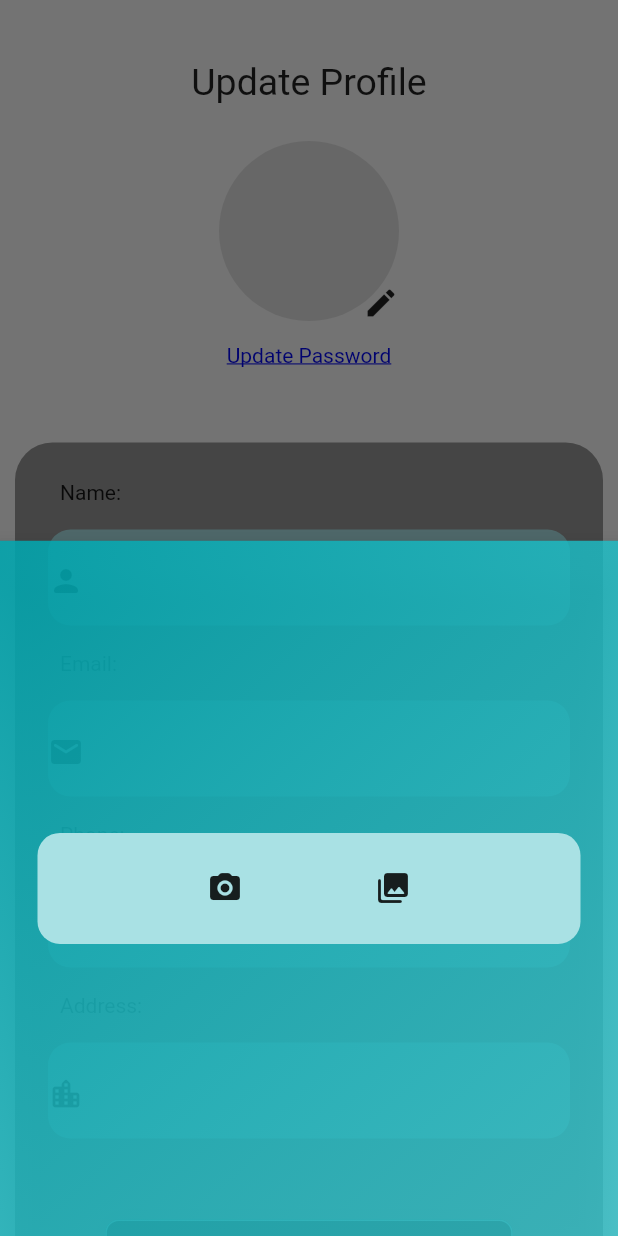
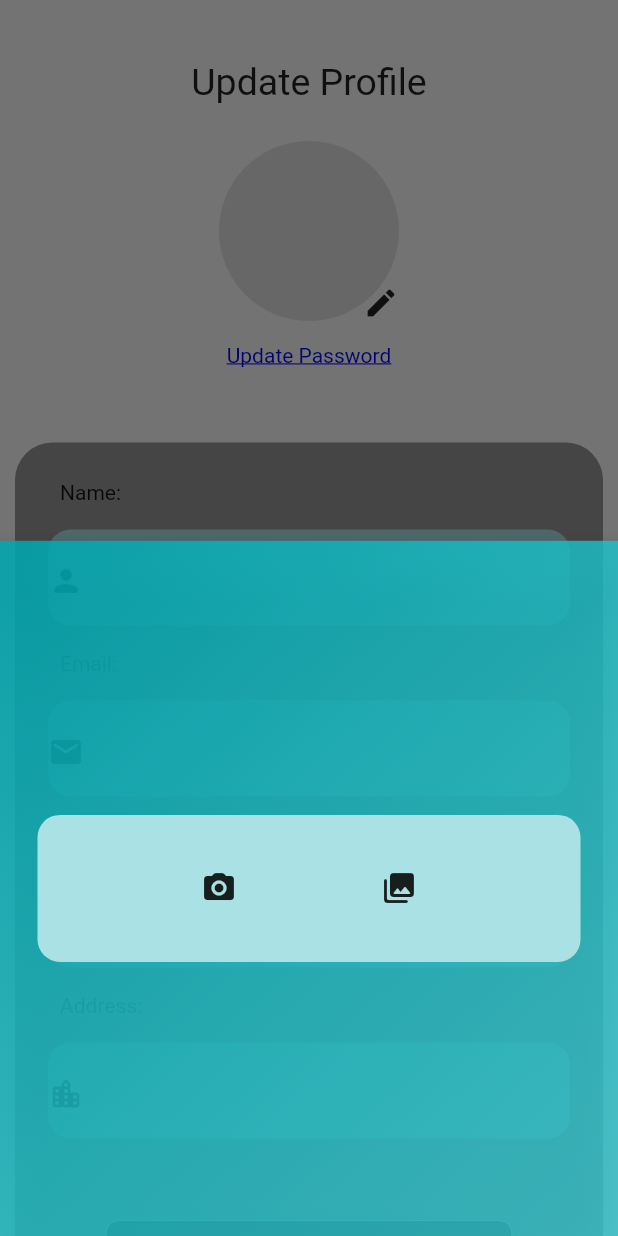
Before and after one commit to Ahmedriyadh19/SARS, a Flutter app: the Settingscontainer widget shown alone on an empty page, opened directly with empty values, after a tap on the "edit" icon, on a phone screen of 412 x 824 dp. Run offline on Flutter 3.47's test engine with Material 2 defaults, Android fonts, the phone set to English and light mode, and no system bars; our stand-ins replace cloud_firestore, firebase_auth, firebase_core, firebase_storage, flutter_spinkit, image_picker and 1 more; missing offline and left inert: profanity_filter, reviews_slider, video_viewer; accounts and stored records are empty; network calls fail.

Commit message:
Update v45.2

```diff
--- a/lib/Control/Services/database_services.dart
+++ b/lib/Control/Services/database_services.dart
@@ -8,6 +8,7 @@ import 'package:uuid/uuid.dart';
 
 class DatabaseFeatures {
   String? uidUser;
+  String urlImage = '';
 
   final database_firestore.FirebaseFirestore _databaseCollection =
       database_firestore.FirebaseFirestore.instance;
@@ -31,16 +32,23 @@ class DatabaseFeatures {
 
   Future<List<String>> uploadFiles(List<File> _attachmentsTicket) async {
     List<String> imageUrls = await Future.wait(
-        _attachmentsTicket.map((_attachment) => uploadFile(_attachment)));
+        _attachmentsTicket.map((_attachment) => uploadFile(_attachment, 0)));
     return imageUrls;
   }
 
-  Future<String> uploadFile(File _attachment) async {
+  Future<String> uploadFile(File _attachment, int op) async {
     String shortenPath = _attachment.path.split('com.services.sars/cache')[1];
     dynamic storageReference;
     if (shortenPath.contains('.jpg')) {
-      storageReference =
-          FirebaseStorage.instance.ref().child('/resident/images/$shortenPath');
+      if (op == 0) {
+        storageReference = FirebaseStorage.instance
+            .ref()
+            .child('/resident/images/$shortenPath');
+      } else {
+        storageReference = FirebaseStorage.instance
+            .ref()
+            .child('/resident/profile/$shortenPath');
+      }
     } else {
       storageReference =
           FirebaseStorage.instance.ref().child('/resident/video/$shortenPath');
@@ -56,7 +64,7 @@ class DatabaseFeatures {
       t.attachmentsImagesUrlData = await uploadFiles(t.attachmentsImages);
     }
     if (t.attachmentVideo != null) {
-      t.videoURL = await uploadFile(t.attachmentVideo!);
+      t.videoURL = await uploadFile(t.attachmentVideo!, 0);
     }
     return await _databaseCollection.collection('ticket').doc(t.ticketID).set({
       'ticketID': t.ticketID,
@@ -209,29 +217,16 @@ class DatabaseFeatures {
         .doc(uidUser)
         .update({'address': newVal});
   }
-/*
-  List<User> userListData(database_firestore.QuerySnapshot snp) {
-    return snp.docChanges.map(
-      (data) {
-        return User(
-          address: data.doc['address'],
-          email: data.doc['email'],
-          gander: data.doc['gender'],
-          name: data.doc['fullname'],
-          phone: data.doc['phonenumber'],
-          pictureUrl: data.doc['profilePictureURL'],
-          role: data.doc['role'],
-          uid: data.doc['userID'],
-          userName: data.doc['username'],
-        );
-      },
-    ).toList();
+
+  updateUserIMageProfile(File image) async {
+    urlImage = await uploadFile(image, 1);
+    return await _databaseCollection
+        .collection('user')
+        .doc(uidUser)
+        .update({'profilePictureURL': urlImage});
   }
 
-  Stream<List<User>> get usersFromFirebase {
-    return _databaseCollection
-        .collection('ticket')
-        .snapshots()
-        .map(userListData);
-  } */
+  getURlImage() {
+    return urlImage;
+  }
 }
--- a/lib/View/Containers/settings_container.dart
+++ b/lib/View/Containers/settings_container.dart
@@ -1,4 +1,7 @@
+import 'dart:io';
+
 import 'package:flutter/material.dart';
+import 'package:image_picker/image_picker.dart';
 import 'package:sars/Control/Services/auth.dart';
 import 'package:sars/Control/Services/database_services.dart';
 import 'package:sars/Model/user.dart';
@@ -19,6 +22,7 @@ class SettingsBuilderPageState extends State<Settingscontainer> {
   User? currentUser;
   final DatabaseFeatures _databaseFeatures = DatabaseFeatures();
   final AuthUserMethod _auth = AuthUserMethod();
+  ImagePicker imagePicker = ImagePicker();
   static String errorMsg = '';
   static List<String?> erorrTexts = List.generate(4, (i) => null);
   static final List<TextEditingController> myController =
@@ -53,18 +57,7 @@ class SettingsBuilderPageState extends State<Settingscontainer> {
           style: TextStyle(fontSize: 25),
         ),
         const SizedBox(height: 25),
-        GestureDetector(
-          child: Stack(alignment: AlignmentDirectional.bottomEnd, children: [
-            const Icon(Icons.edit),
-            CircleAvatar(
-                backgroundImage: NetworkImage(currentUser!.pictureUrl!),
-                maxRadius: 60,
-                backgroundColor: Colors.black.withOpacity(0.1)),
-          ]),
-          onTap: () async {
-            await showUpdateSheet();
-          },
-        ),
+        imageContainer(),
         const SizedBox(height: 15),
         InkWell(
           child: const Text(
@@ -189,12 +182,84 @@ class SettingsBuilderPageState extends State<Settingscontainer> {
     );
   }
 
-  Future showUpdateSheet() async {
+  Future showUpdateImageSheet(BuildContext context) async {
+    bool imageHasforUpd = false;
+    File? updateImage;
+
+    Future getImageFromCamera() async {
+      imageHasforUpd = false;
+      final image = await (imagePicker.pickImage(
+          source: ImageSource.camera, imageQuality: 25));
+      if (image != null && image.path.isNotEmpty) {
+        updateImage = File(image.path);
+        imageHasforUpd = true;
+      }
+    }
+
+    Future getImageFromGallery() async {
+      imageHasforUpd = false;
+      final image = await (imagePicker.pickImage(
+          source: ImageSource.gallery, imageQuality: 25));
+      if (image != null && image.path.isNotEmpty) {
+        updateImage = File(image.path);
+        imageHasforUpd = true;
+      }
+    }
+
+    getUpdateImageContainer(StateSetter x) {
+      return GestureDetector(
+        child: Stack(alignment: AlignmentDirectional.bottomEnd, children: [
+          const Icon(Icons.remove_circle_rounded),
+          CircleAvatar(
+              backgroundImage: FileImage(updateImage!),
+              maxRadius: 60,
+              backgroundColor: Colors.black.withOpacity(0.1)),
+        ]),
+        onTap: () {
+          x(() {
+            imageHasforUpd = false;
+          });
+        },
+      );
+    }
+
+    updateBtnImage() {
+      return ElevatedButton(
+        child: const Text(
+          'Update',
+          textAlign: TextAlign.center,
+        ),
+        style: ButtonStyle(
+            shape: MaterialStateProperty.all<RoundedRectangleBorder>(
+                RoundedRectangleBorder(
+                    borderRadius: BorderRadius.circular(9.0),
+                    side: const BorderSide(
+                        color: Color.fromARGB(255, 141, 218, 221)))),
+            elevation: MaterialStateProperty.all(30),
+            backgroundColor:
+                MaterialStateProperty.all(const Color.fromARGB(200, 0, 0, 0)),
+            padding: MaterialStateProperty.all(
+                const EdgeInsets.only(left: 112, right: 112)),
+            textStyle:
+                MaterialStateProperty.all(const TextStyle(fontSize: 15))),
+        onPressed: () async {
+          await _databaseFeatures.updateUserIMageProfile(updateImage!);
+          setState(() {
+            currentUser!.pictureUrl = _databaseFeatures.getURlImage();
+          });
+        },
+      );
+    }
+
     return await showModalBottomSheet(
       context: context,
       backgroundColor: Colors.black.withOpacity(0.1),
       elevation: 10,
-      builder: (_) {
+      builder: (context) {
+        return StatefulBuilder(builder: (
+          BuildContext context,
+          StateSetter setStateUpdate,
+        ) {
           return Container(
               decoration: const BoxDecoration(
                   gradient: LinearGradient(
@@ -207,20 +272,47 @@ class SettingsBuilderPageState extends State<Settingscontainer> {
               )),
               alignment: Alignment.center,
               child: SingleChildScrollView(
-              child: Container(
+                  child: imageHasforUpd == false
+                      ? Container(
                           margin: const EdgeInsets.all(25),
                           padding: const EdgeInsets.all(25),
                           decoration: BoxDecoration(
                               borderRadius: BorderRadius.circular(15),
                               color: const Color.fromARGB(255, 169, 225, 228)),
-                child: Row(
-                    mainAxisAlignment: MainAxisAlignment.spaceEvenly,
-                    children: const [
-                      Icon(Icons.camera_alt_rounded),
-                      Icon(Icons.photo_library_rounded)
+                          child: Column(children: [
+                            Row(
+                                mainAxisAlignment:
+                                    MainAxisAlignment.spaceEvenly,
+                                children: [
+                                  IconButton(
+                                      icon:
+                                          const Icon(Icons.camera_alt_rounded),
+                                      onPressed: () async {
+                                        await getImageFromCamera();
+                                        setStateUpdate(
+                                            () => (imageHasforUpd = true));
+                                      }),
+                                  IconButton(
+                                      icon: const Icon(
+                                          Icons.photo_library_rounded),
+                                      onPressed: () async {
+                                        await getImageFromGallery();
+                                        setStateUpdate(
+                                            () => (imageHasforUpd = true));
+                                      }),
                                 ]),
-              ),
-            ));
+                          ]),
+                        )
+                      : imageHasforUpd == true
+                          ? Column(
+                              children: [
+                                getUpdateImageContainer(setStateUpdate),
+                                const SizedBox(height: 10),
+                                updateBtnImage()
+                              ],
+                            )
+                          : Container()));
+        });
       },
     );
   }
@@ -351,4 +443,19 @@ class SettingsBuilderPageState extends State<Settingscontainer> {
       ),
     );
   }
+
+  imageContainer() {
+    return GestureDetector(
+      child: Stack(alignment: AlignmentDirectional.bottomEnd, children: [
+        const Icon(Icons.edit),
+        CircleAvatar(
+            backgroundImage: NetworkImage(currentUser!.pictureUrl!),
+            maxRadius: 60,
+            backgroundColor: Colors.black.withOpacity(0.1)),
+      ]),
+      onTap: () async {
+        await showUpdateImageSheet(context);
+      },
+    );
   }
+}
```
Lines whose indentation alone changed are shown as unchanged.
